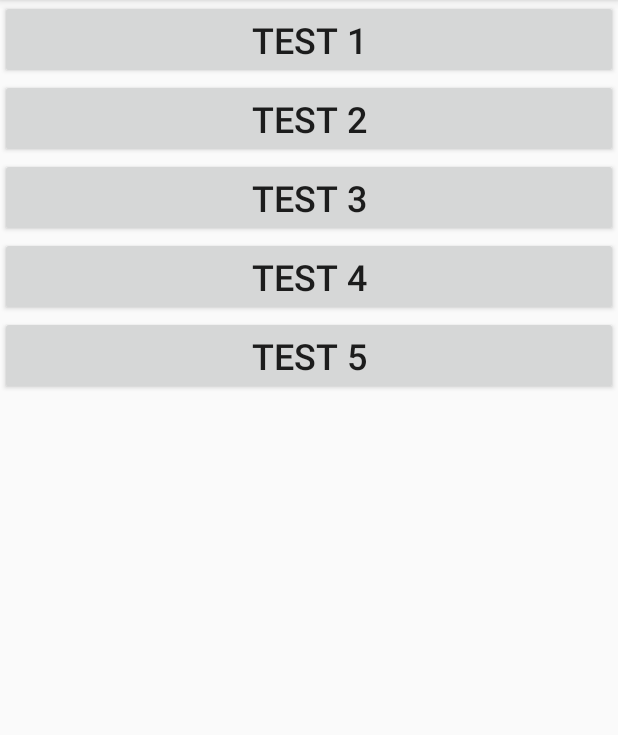
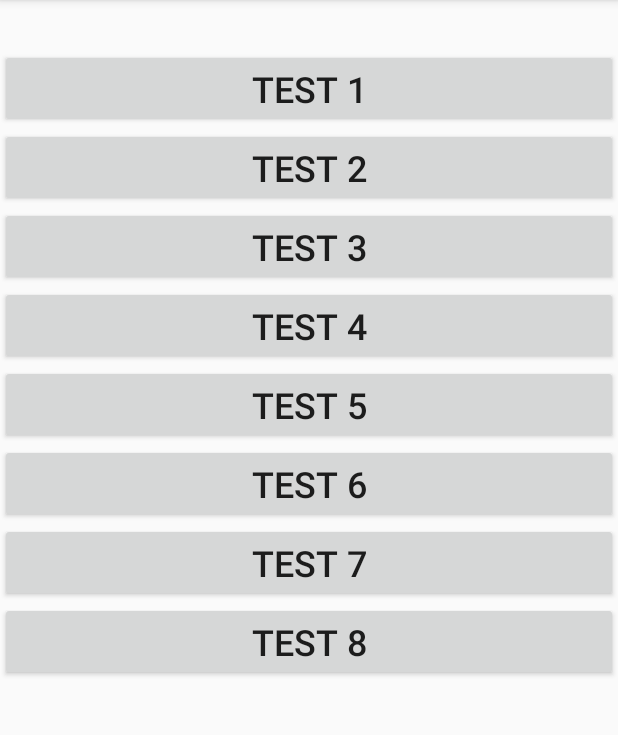
Before and after one commit to yadoch/MyFileIO, an Android app: the screen it shows after launch (MainActivity), on a phone screen of 412 x 824 dp, the part 84-819 px from its top. Run offline under Robolectric (Android 15) with nearby library versions, the phone set to English and light mode, and no system bars.

Commit message:
未完有問題

```diff
--- a/app/src/main/res/layout/activity_main.xml
+++ b/app/src/main/res/layout/activity_main.xml
@@ -8,6 +8,12 @@
     android:layout_height="match_parent"
     android:orientation="vertical"
     tools:context="tw.com.abc.myfileio.MainActivity">
+
+    <TextView
+        android:id="@+id/tv"
+        android:layout_width="match_parent"
+        android:layout_height="wrap_content"
+        android:textSize="24sp"/>
     <Button
         android:layout_width="match_parent"
         android:layout_height="wrap_content"
@@ -43,4 +49,25 @@
         android:text="Test 5"
         android:onClick="test5"
         />
+    <Button
+        android:layout_width="match_parent"
+        android:layout_height="wrap_content"
+        android:textSize="24sp"
+        android:text="Test 6"
+        android:onClick="test6"
+        />
+    <Button
+        android:layout_width="match_parent"
+        android:layout_height="wrap_content"
+        android:textSize="24sp"
+        android:text="Test 7"
+        android:onClick="test7"
+        />
+    <Button
+        android:layout_width="match_parent"
+        android:layout_height="wrap_content"
+        android:textSize="24sp"
+        android:text="Test 8"
+        android:onClick="test8"
+        />
 </LinearLayout>
```
Also changed, not shown: app/src/main/java/tw/com/abc/myfileio/MainActivity.java (+94 -3 lines), app/src/main/java/tw/com/abc/myfileio/student.java (added, +19 -0 lines).
